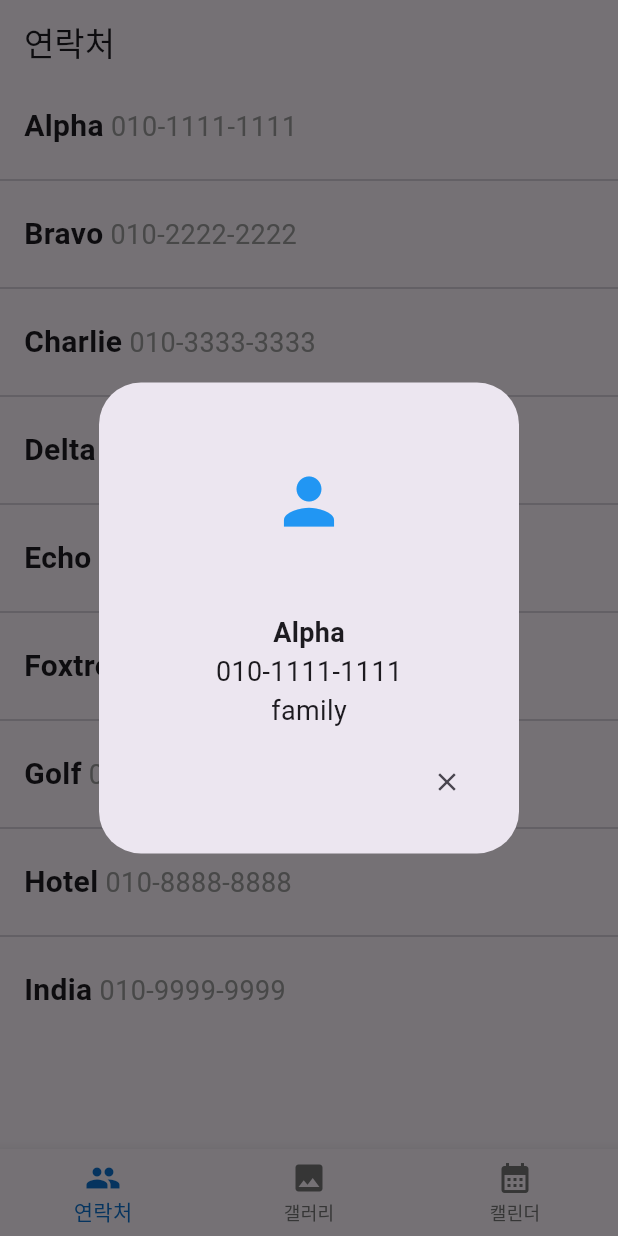
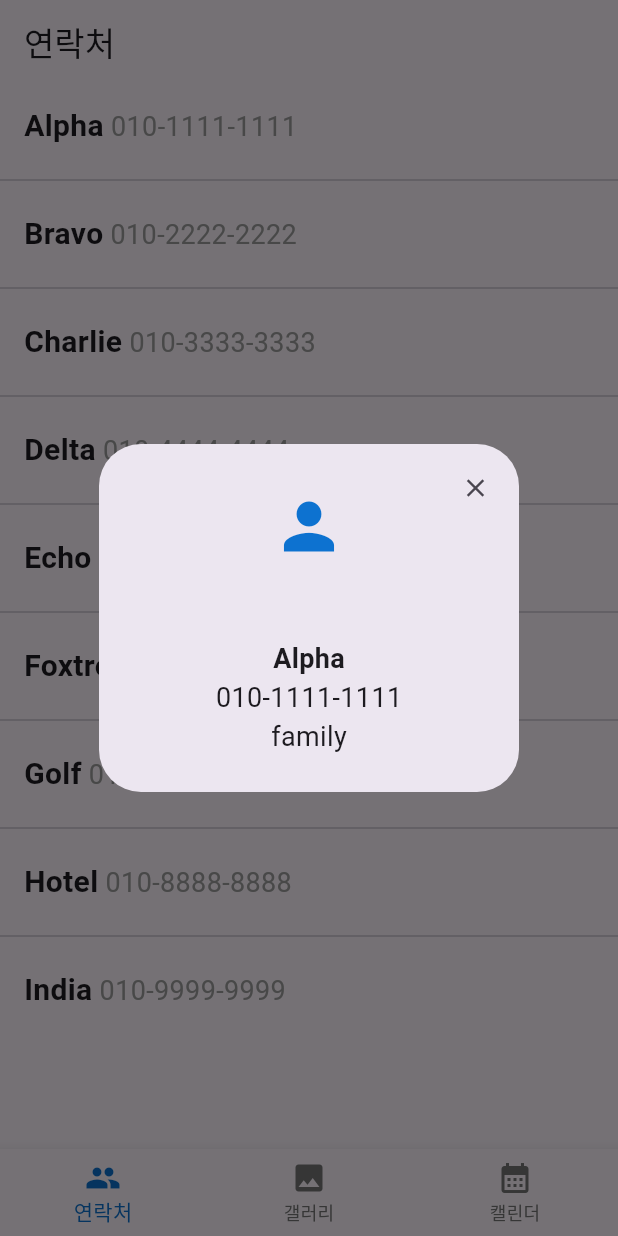
Before and after one commit to jjjh02/madcamp_1week, a Flutter app: the screen it shows after launch, after a tap on an icon or button, on a phone screen of 412 x 824 dp. Run offline on Flutter 3.47's test engine with Material 3 defaults, Android fonts, the phone set to English and light mode, and no system bars; our stand-ins replace table_calendar; Roboto replaces fonts that are missing (SUITE).

Commit message:
contact 수정

```diff
--- a/lib/pages/contact/ViewContactPage.dart
+++ b/lib/pages/contact/ViewContactPage.dart
@@ -26,9 +26,23 @@ void _showContactDetails(BuildContext context, Contact contact) {
     context: context,
     builder: (BuildContext context) {
       return AlertDialog(
-        title: Container(
+  titlePadding: EdgeInsets.all(0),
+  title: Stack(
+    alignment: Alignment.topRight,
+    children: [
+      Container(
         padding: EdgeInsets.only(top: 30.0),
-          child: Icon(Icons.person, size: 50.0, color: Colors.blue),
+        alignment: Alignment.center,
+        child: Icon(Icons.person, size: 50.0, color: Color.fromARGB(255, 13, 114, 208)),
+      ),
+      IconButton(
+        padding: EdgeInsets.only(top: 10.0, right: 10.0),
+        onPressed: () {
+          Navigator.of(context).pop();
+        },
+        icon: Icon(Icons.close, size: 20.0),
+      ),
+    ],
   ),
   content: Column(
     crossAxisAlignment: CrossAxisAlignment.center,
@@ -49,18 +63,7 @@ void _showContactDetails(BuildContext context, Contact contact) {
       ),
     ],
   ),
-        contentPadding: EdgeInsets.only(top: 30.0),
-        actions: [
-          Padding(
-            padding: const EdgeInsets.only(top: 10.0),
-            child: IconButton(
-              onPressed: () {
-                Navigator.of(context).pop();
-              },
-              icon: Icon(Icons.close, size: 20.0),
-            ),
-          ),
-        ],
+  contentPadding: EdgeInsets.only(top: 30.0, left: 24.0, right: 24.0, bottom: 24.0),
 );
     },
   );
```
Lines whose indentation alone changed are shown as unchanged.
